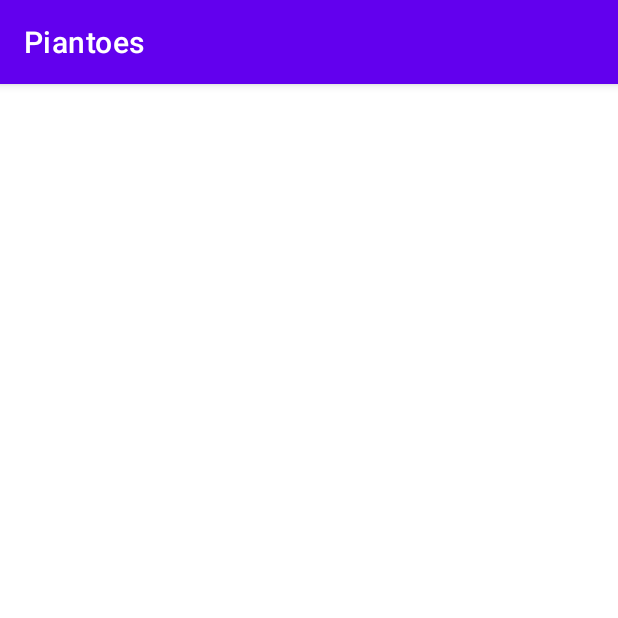
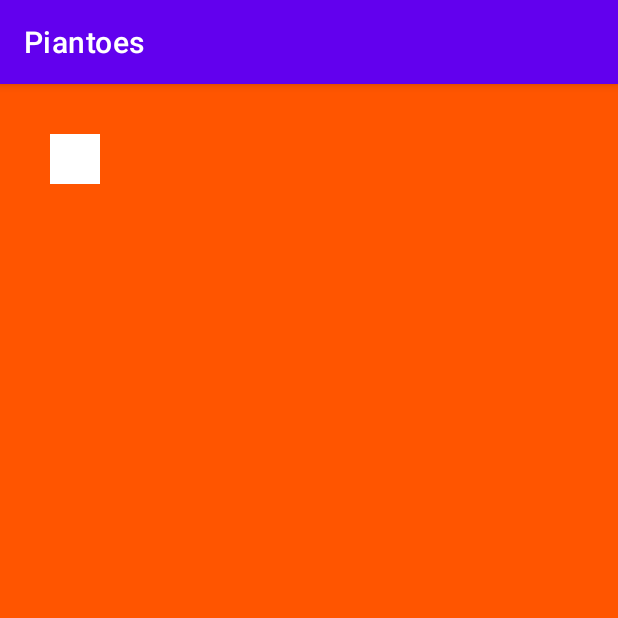
Before and after one commit to loremdipso/piantoes_native, an Android app: the screen it shows after launch (MainActivity), on a phone screen of 412 x 824 dp, the top half of it. Run offline under Robolectric (Android 15) with nearby library versions, the phone set to English and light mode, and no system bars.

Commit message:
feat: added a canvas

```diff
--- a/app/src/main/java/com/example/piantoes/PianoView.kt
+++ b/app/src/main/java/com/example/piantoes/PianoView.kt
@@ -1,15 +1,84 @@
 package com.example.piantoes
 
 import android.content.Context
+import android.content.res.Resources
 import android.graphics.Bitmap
 import android.graphics.Canvas
+import android.graphics.Paint
+import android.graphics.Rect
 import android.view.View
 import androidx.core.content.res.ResourcesCompat
+
+
+private const val STROKE_WIDTH = 12f // has to be float
+
+class Drawer {
+    var black: Int = -1;
+    var white: Int = -1;
+
+    constructor(resources: Resources) {
+        black = ResourcesCompat.getColor(resources, R.color.black, null)
+        white = ResourcesCompat.getColor(resources, R.color.white, null)
+    }
+
+    private fun getFill(colorVal: Int): Paint {
+        return Paint().apply {
+            color = colorVal
+            // Smooths out edges of what is drawn without affecting shape.
+            isAntiAlias = true
+            // Dithering affects how colors with higher-precision than the device are down-sampled.
+            isDither = true
+//        style = Paint.Style.STROKE // default: FILL
+//        strokeJoin = Paint.Join.ROUND // default: MITER
+//        strokeCap = Paint.Cap.ROUND // default: BUTT
+//        strokeWidth = STROKE_WIDTH // default: Hairline-width (really thin)
+        }
+    }
+
+    private fun getStroke(inColor: Int): Paint {
+        return Paint().apply {
+            color = inColor
+            // Smooths out edges of what is drawn without affecting shape.
+            isAntiAlias = true
+            // Dithering affects how colors with higher-precision than the device are down-sampled.
+            isDither = true
+            style = Paint.Style.STROKE // default: FILL
+//        strokeJoin = Paint.Join.ROUND // default: MITER
+//        strokeCap = Paint.Cap.ROUND // default: BUTT
+            strokeWidth = STROKE_WIDTH // default: Hairline-width (really thin)
+        }
+    }
+
+    fun drawRect(canvas: Canvas, left: Int, top: Int, width: Int, height: Int, fillColor: Int, strokeColor: Int? = null) {
+        canvas.drawRect(Rect(left, top, left + width, top + height), getFill(fillColor))
+        if (strokeColor != null) {
+            canvas.drawRect(Rect(left, top, left + width, top + height), getStroke(strokeColor))
+        }
+    }
+
+    fun drawRectOutline(canvas: Canvas, left: Int, top: Int, width: Int, height: Int, color: Int) {
+        canvas.drawRect(Rect(left, top, left + width, top + height), getStroke(color))
+    }
+}
 
 class PianoView(context: Context) : View(context) {
     private lateinit var extraCanvas: Canvas
     private lateinit var extraBitmap: Bitmap
     private val backgroundColor = ResourcesCompat.getColor(resources, R.color.colorBackground, null)
+    private val drawer = Drawer(resources)
 
+    override fun onSizeChanged(width: Int, height: Int, oldWidth: Int, oldHeight: Int) {
+        super.onSizeChanged(width, height, oldWidth, oldHeight)
+        if (::extraBitmap.isInitialized) extraBitmap.recycle()
+        extraBitmap = Bitmap.createBitmap(width, height, Bitmap.Config.ARGB_8888)
+        extraCanvas = Canvas(extraBitmap)
+        extraCanvas.drawColor(backgroundColor)
+    }
 
+    override fun onDraw(canvas: Canvas) {
+        super.onDraw(canvas)
+        canvas.drawBitmap(extraBitmap, 0f, 0f, null)
+
+        drawer.drawRect(canvas, 50, 50, 50, 50, drawer.white)
+    }
 }
```
